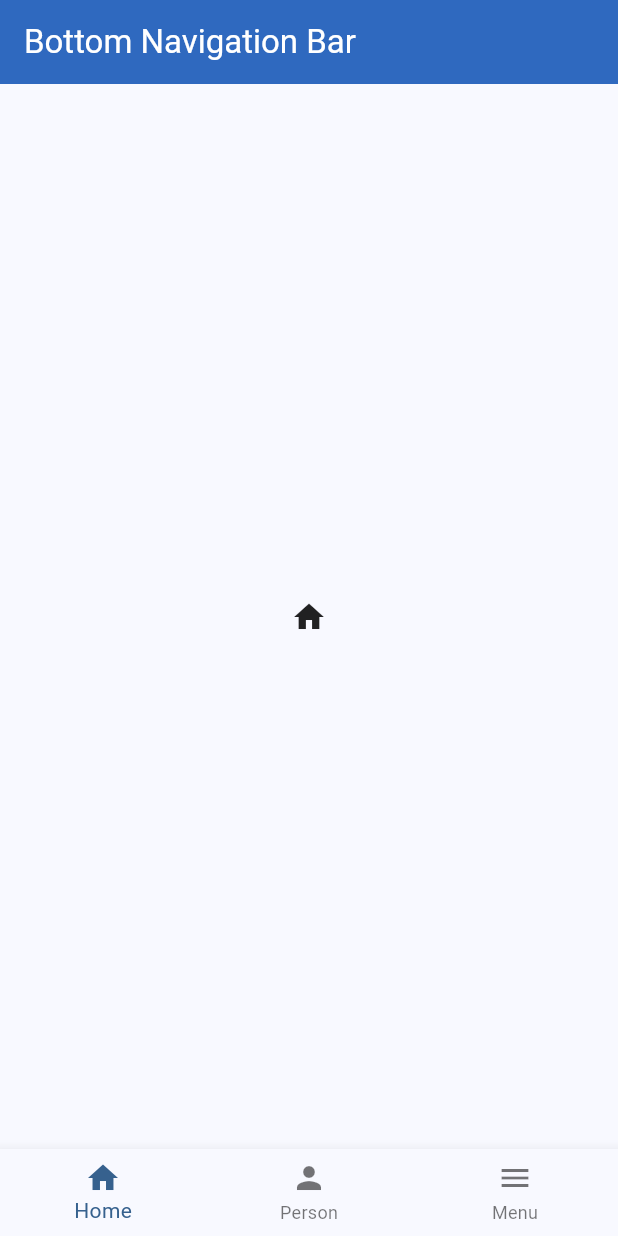
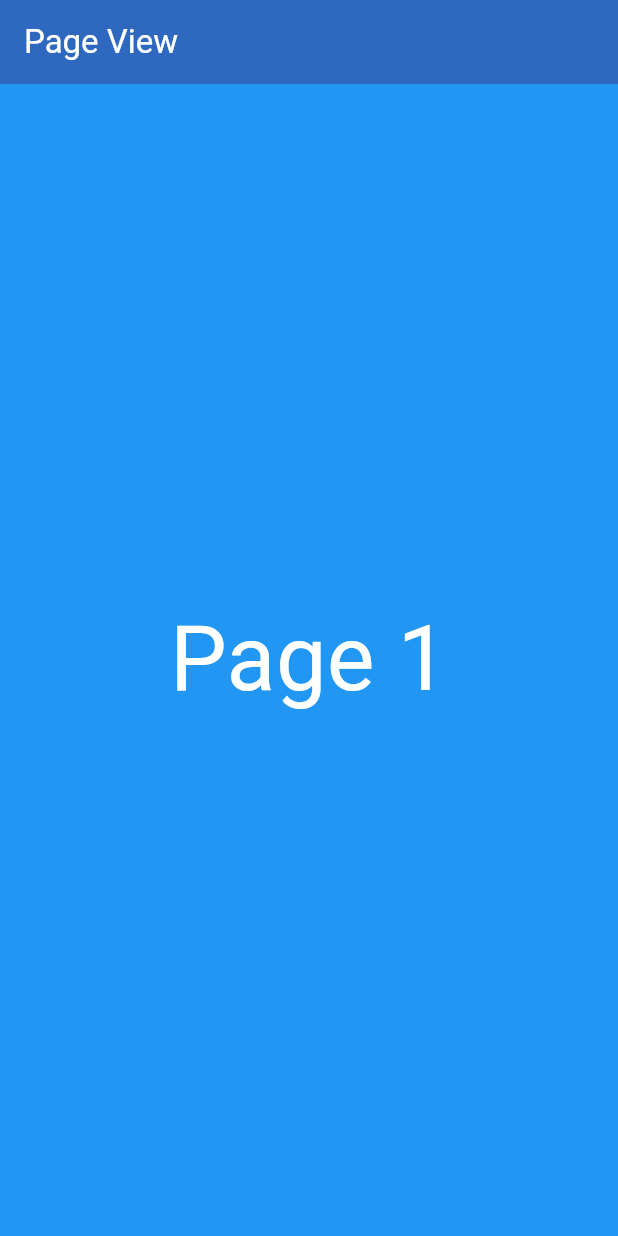
Before and after one commit to Vikram1999dev/flutter-practise, a Flutter app: the screen it shows after launch, on a phone screen of 412 x 824 dp. Run offline on Flutter 3.47's test engine with Material 3 defaults, Android fonts, the light colour scheme and no system bars.

Commit message:
added page-view

```diff
--- a/lib/main.dart
+++ b/lib/main.dart
@@ -17,7 +17,7 @@ class MyApp extends StatelessWidget {
         colorScheme: ColorScheme.fromSeed(seedColor: Colors.blue),
         useMaterial3: true,
       ),
-      home: const MyHomePage(title: 'Bottom Navigation Bar'),
+      home: const MyHomePage(title: 'Page View'),
     );
   }
 }
@@ -33,13 +33,6 @@ class MyHomePage extends StatefulWidget {
 }
 
 class _MyHomePageState extends State<MyHomePage> {
-  int _currentIndex = 0;
-  List<Widget> body = const [
-    Icon(Icons.home),
-    Icon(Icons.person),
-    Icon(Icons.menu)
-  ];
-
   @override
   Widget build(BuildContext context) {
     return Scaffold(
@@ -50,20 +43,35 @@ class _MyHomePageState extends State<MyHomePage> {
         ),
         backgroundColor: const Color.fromARGB(255, 47, 105, 191),
       ),
-      body: Center(
-        child: body[_currentIndex],
-      ),
-      bottomNavigationBar: BottomNavigationBar(
-        currentIndex: _currentIndex,
-        onTap: (int newIndex) {
-          setState(() {
-            _currentIndex = newIndex;
-          });
-        },
-        items: const [
-          BottomNavigationBarItem(label: 'Home', icon: Icon(Icons.home)),
-          BottomNavigationBarItem(label: 'Person', icon: Icon(Icons.person)),
-          BottomNavigationBarItem(label: 'Menu', icon: Icon(Icons.menu)),
+      body: PageView(
+        children: [
+          Container(
+            color: Colors.blue,
+            child: const Center(
+              child: Text(
+                'Page 1',
+                style: TextStyle(color: Colors.white, fontSize: 60),
+              ),
+            ),
+          ),
+          Container(
+            color: const Color.fromARGB(255, 16, 48, 74),
+            child: const Center(
+              child: Text(
+                'Page 2',
+                style: TextStyle(color: Colors.white, fontSize: 60),
+              ),
+            ),
+          ),
+          Container(
+            color: const Color.fromARGB(255, 227, 46, 6),
+            child: const Center(
+              child: Text(
+                'Page 3',
+                style: TextStyle(color: Colors.white, fontSize: 60),
+              ),
+            ),
+          )
         ],
       ),
     );
```
